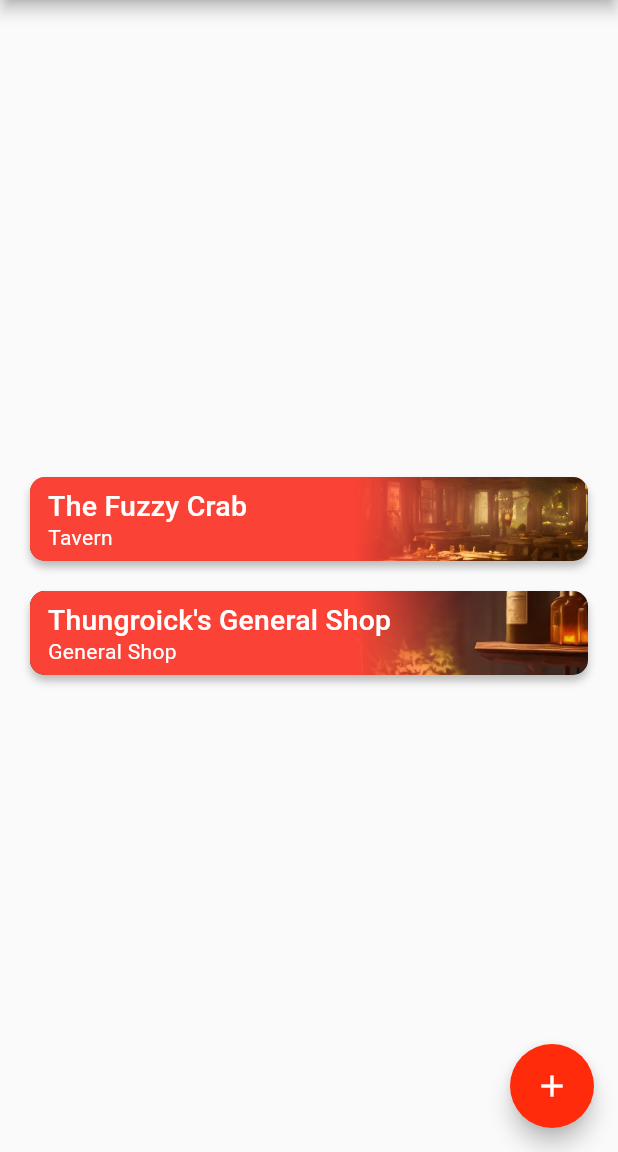
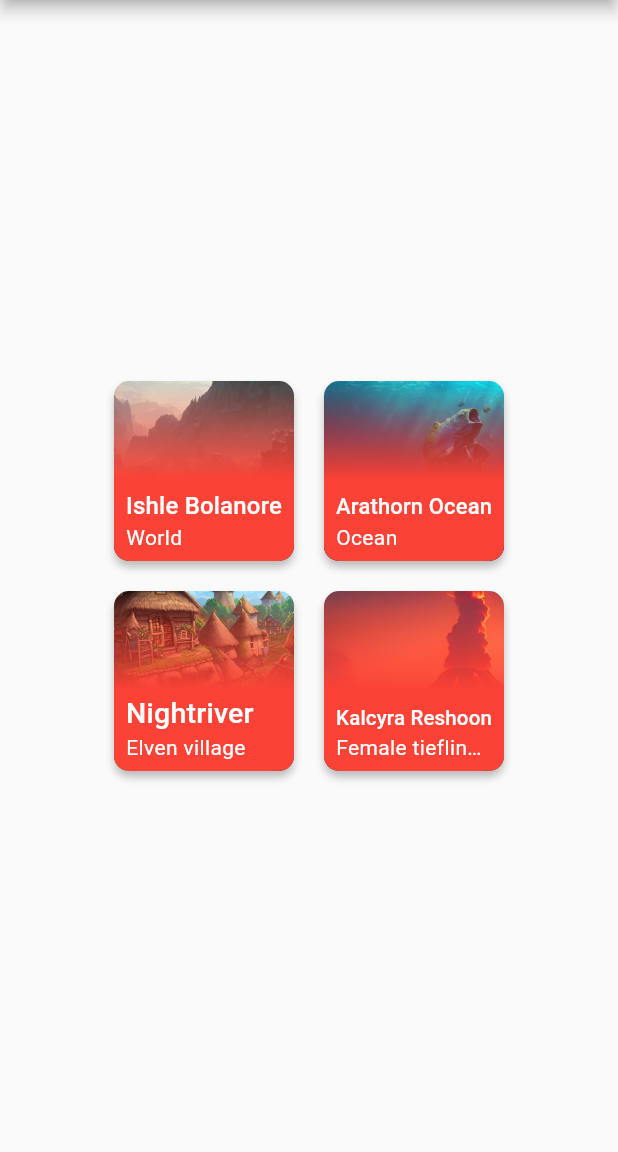
Before and after one commit to ItayElf/Realm-Roller, a Flutter app: the screen it shows after launch, on a phone screen of 412 x 824 dp, the part 84-1236 px from its top. Run offline on Flutter 3.47's test engine with Material 2 defaults, Android fonts, the phone set to English and light mode, and no system bars; our stand-ins replace google_fonts.

Commit message:
Feat: Added entity card widget

```diff
--- /dev/null
+++ b/lib/custom_widgets/cards/entity_card.dart
@@ -0,0 +1,70 @@
+import 'package:flutter/material.dart';
+import 'package:realm_roller/custom_widgets/cards/entity_card_background.dart';
+
+/// A card used to display trailer of entities
+class EntityCard extends StatelessWidget {
+  const EntityCard({
+    super.key,
+    required this.size,
+    required this.title,
+    required this.subtitle,
+    required this.imagePath,
+    this.onClick,
+  });
+
+  final double size;
+  final String title;
+  final String subtitle;
+  final String imagePath;
+  final void Function()? onClick;
+
+  static const _textPadding = 8.0;
+
+  @override
+  Widget build(BuildContext context) {
+    return InkWell(
+      onTap: onClick,
+      child: EntityCardBackground(
+        size: size,
+        imagePath: imagePath,
+        children: [
+          getTitleText(context),
+          getSubtitleText(context),
+        ],
+      ),
+    );
+  }
+
+  Positioned getSubtitleText(BuildContext context) => Positioned(
+        bottom: 8,
+        left: _textPadding,
+        child: SizedBox(
+          width: size - _textPadding * 2,
+          child: Text(
+            subtitle,
+            overflow: TextOverflow.ellipsis,
+            style: Theme.of(context).textTheme.bodyMedium!.copyWith(
+                  color: Colors.white,
+                ),
+          ),
+        ),
+      );
+
+  Positioned getTitleText(BuildContext context) => Positioned(
+        bottom: 28,
+        left: _textPadding,
+        child: SizedBox(
+          width: size - _textPadding * 2,
+          child: FittedBox(
+            fit: BoxFit.scaleDown,
+            alignment: Alignment.centerLeft,
+            child: Text(
+              title,
+              style: Theme.of(context).textTheme.titleLarge!.copyWith(
+                    color: Colors.white,
+                  ),
+            ),
+          ),
+        ),
+      );
+}
--- /dev/null
+++ b/lib/custom_widgets/cards/entity_card_background.dart
@@ -0,0 +1,67 @@
+import 'package:flutter/widgets.dart';
+
+/// The background of an entity card
+class EntityCardBackground extends StatelessWidget {
+  const EntityCardBackground({
+    super.key,
+    required this.size,
+    required this.imagePath,
+    this.children,
+  });
+
+  final double size;
+  final String imagePath;
+  final List<Widget>? children;
+
+  static const _gradientStartAlignment = Alignment(0, 0.1);
+  static const _gradientEndAlignment = Alignment(0, -1);
+
+  @override
+  Widget build(BuildContext context) {
+    return Stack(
+      children: [
+        getImageBackground(),
+        getGradientBackground(),
+        ...(children ?? []),
+      ],
+    );
+  }
+
+  Container getGradientBackground() => Container(
+        width: size,
+        height: size,
+        decoration: BoxDecoration(
+          borderRadius: BorderRadius.circular(10),
+          gradient: const LinearGradient(
+            begin: _gradientStartAlignment,
+            end: _gradientEndAlignment,
+            colors: [
+              Color(0xfffb4236),
+              Color(0x00FB4236),
+            ],
+          ),
+        ),
+      );
+
+  Container getImageBackground() => Container(
+        width: size,
+        height: size,
+        decoration: BoxDecoration(
+          borderRadius: BorderRadius.circular(10),
+          boxShadow: const [
+            BoxShadow(
+              blurRadius: 4,
+              offset: Offset(0, 4),
+              color: Color(0x40000000),
+            ),
+          ],
+        ),
+        child: ClipRRect(
+          borderRadius: BorderRadius.circular(10),
+          child: Image.asset(
+            imagePath,
+            fit: BoxFit.cover,
+          ),
+        ),
+      );
+}
--- a/lib/custom_widgets/tiles/tile_background.dart
+++ b/lib/custom_widgets/tiles/tile_background.dart
@@ -22,7 +22,14 @@ class TileBackground extends StatelessWidget {
   Widget build(BuildContext context) {
     return Stack(
       children: [
-        Container(
+        getImageBackground(context),
+        getGradientBackground(context),
+        ...(children ?? []),
+      ],
+    );
+  }
+
+  Widget getImageBackground(BuildContext context) => Container(
         width: getTileWidth(context),
         height: _tileHeight,
         decoration: BoxDecoration(
@@ -42,8 +49,9 @@ class TileBackground extends StatelessWidget {
             fit: BoxFit.cover,
           ),
         ),
-        ),
-        Container(
+      );
+
+  Widget getGradientBackground(BuildContext context) => Container(
         width: getTileWidth(context),
         height: _tileHeight,
         decoration: BoxDecoration(
@@ -53,16 +61,11 @@ class TileBackground extends StatelessWidget {
             end: _gradientEndAlignment,
             colors: [
               Color(0xfffb4236),
-                Color(0x1ffb4236),
-                Color(0x00000000),
+              Color(0x00FB4236),
             ],
           ),
         ),
-        ),
-        ...(children ?? []),
-      ],
       );
-  }
 
   static double getTileWidth(BuildContext context) =>
       MediaQuery.of(context).size.width - _tilePadding * 2;
--- a/lib/main.dart
+++ b/lib/main.dart
@@ -1,8 +1,7 @@
 import 'package:flutter/material.dart';
 import 'package:flutter/services.dart';
+import 'package:realm_roller/custom_widgets/cards/entity_card.dart';
 import 'package:realm_roller/theme/theme_data.dart';
-
-import 'custom_widgets/tiles/tile.dart';
 
 void main() {
   WidgetsFlutterBinding.ensureInitialized();
@@ -37,14 +36,6 @@ class MyHomePage extends StatefulWidget {
 }
 
 class _MyHomePageState extends State<MyHomePage> {
-  int _counter = 0;
-
-  void _incrementCounter() {
-    setState(() {
-      _counter++;
-    });
-  }
-
   @override
   Widget build(BuildContext context) {
     return Scaffold(
@@ -55,28 +46,52 @@ class _MyHomePageState extends State<MyHomePage> {
         child: Column(
           mainAxisAlignment: MainAxisAlignment.center,
           children: [
-            Tile(
-              title: "The Fuzzy Crab",
-              subtitle: "Tavern",
-              imagePath: "assets/locations/tavern.webp",
-              onClick: () => print("test"),
+            Row(
+              mainAxisAlignment: MainAxisAlignment.center,
+              children: const [
+                EntityCard(
+                  size: 120,
+                  title: "Ishle Bolanore",
+                  subtitle: "World",
+                  imagePath: "assets/worlds/world.webp",
+                ),
+                SizedBox(
+                  width: 20,
+                ),
+                EntityCard(
+                  size: 120,
+                  title: "Arathorn Ocean",
+                  subtitle: "Ocean",
+                  imagePath: "assets/landscapes/ocean.webp",
+                ),
+              ],
             ),
             const SizedBox(
               height: 20,
             ),
-            const Tile(
-              title: "Thungroick's General Shop",
-              subtitle: "General Shop",
-              imagePath: "assets/locations/general_shop.webp",
+            Row(
+              mainAxisAlignment: MainAxisAlignment.center,
+              children: const [
+                EntityCard(
+                  size: 120,
+                  title: "Nightriver",
+                  subtitle: "Elven village",
+                  imagePath: "assets/settlements/village.webp",
+                ),
+                SizedBox(
+                  width: 20,
+                ),
+                EntityCard(
+                  size: 120,
+                  title: "Kalcyra Reshoon",
+                  subtitle: "Female tiefling priestess",
+                  imagePath: "assets/races/tiefling.webp",
+                ),
+              ],
             ),
           ],
         ),
       ),
-      floatingActionButton: FloatingActionButton(
-        onPressed: _incrementCounter,
-        tooltip: 'Increment',
-        child: const Icon(Icons.add),
-      ),
     );
   }
 }
```
Also changed, not shown: assets/settlements/city.jpg (deleted), assets/settlements/city.webp (added), assets/settlements/metropolis.jpg (deleted), assets/settlements/metropolis.webp (added), assets/settlements/town.jpg (deleted), assets/settlements/town.webp (added), assets/settlements/village.jpg (deleted), assets/settlements/village.webp (added), 1 other file. Lines whose indentation alone changed are shown as unchanged.
